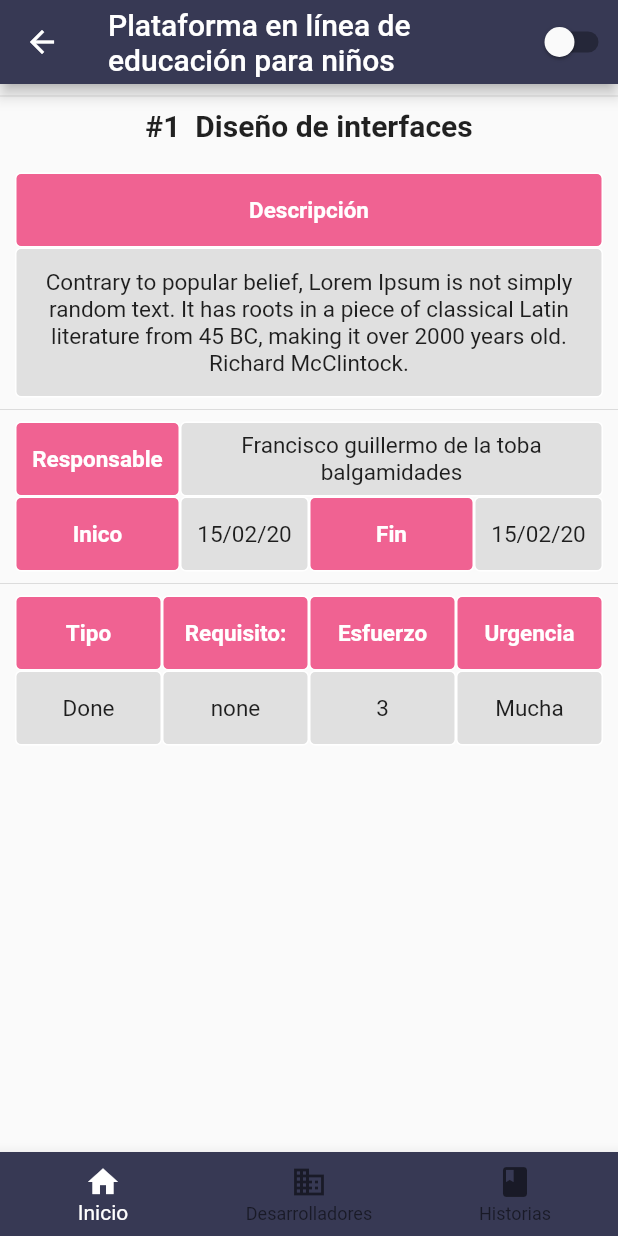
After one commit to Fraxkg/Kome-on, a Flutter app: the TaskPage screen opened by its route, on a phone screen of 412 x 824 dp. The commit adds this screen. Run offline on Flutter 3.47's test engine with Material 2 defaults, Android fonts, the phone set to English and light mode, and no system bars.

Commit message:
task attributes added

```diff
--- a/lib/main.dart
+++ b/lib/main.dart
@@ -1,8 +1,8 @@
 
 import 'package:flutter/material.dart';
-import 'package:kome_on/src/pages/development_page.dart';
 import 'package:kome_on/src/pages/home_page.dart';
-import 'package:kome_on/src/pages/story_page.dart';
+import 'package:kome_on/src/pages/project_page.dart';
+import 'package:kome_on/src/pages/task_page.dart';
 
 
 void main() => runApp(MyApp());
@@ -16,10 +16,8 @@ class MyApp extends StatelessWidget {
       initialRoute: '/',
       routes: {
         '/'         : ( BuildContext context ) => HomePage(),
-
-
-        // '/develop'  : ( BuildContext context ) => DevelopmentPage(),
-        // '/story'  : ( BuildContext context ) => StoryPage(),
+        '/project'  : ( BuildContext context ) => ProjectPage(),
+        '/task'     : ( BuildContext context ) => TaskPage(),
       },
     );
   }
--- a/lib/src/pages/development_page.dart
+++ /dev/null
@@ -1,93 +0,0 @@
-import 'package:flutter/material.dart';
-
-class DevelopmentPage extends StatefulWidget {
-  DevelopmentPage({Key key}) : super(key: key);
-
-  @override
-  _DevelopmentPageState createState() => _DevelopmentPageState();
-}
-
-class _DevelopmentPageState extends State<DevelopmentPage> {
-int _indexNave =1;
-@override
-Widget build(BuildContext context) {
-  return Scaffold(
-      appBar: AppBar(
-        title: Text("Desarrolladores"),
-        backgroundColor: _colorTeal(400),
-        actions: <Widget>[
-          Container(
-            margin: EdgeInsets.only(right: 10.0),
-            child: CircleAvatar(
-
-              child: Text('?',style: TextStyle(color: Colors.black),),
-              backgroundColor: Colors.white,
-            ),
-          )
-        ]
-      ),
-
-      drawer: Drawer(
-
-      ),
-      bottomNavigationBar: Theme(
-        data: Theme.of(context).copyWith(
-        canvasColor: Color.fromRGBO(55, 57, 84, 1.0),
-        primaryColor: Colors.pinkAccent,
-        textTheme: Theme.of(context).textTheme
-          .copyWith( caption: TextStyle( color: Color.fromRGBO(116, 117, 152, 1.0) ) )
-      ),
-              child: BottomNavigationBar(
-          items: const <BottomNavigationBarItem>[
-            BottomNavigationBarItem(
-              icon: Icon(Icons.home),
-              label: 'Inicio',
-            ),
-            BottomNavigationBarItem(
-              icon: Icon(Icons.business),
-              label: 'Desarrolladores',
-            ),
-            BottomNavigationBarItem(
-              icon: Icon(Icons.book),
-              label: 'Historias',
-            ),
-          ],
-          currentIndex: _indexNave,
-          selectedItemColor: _colorTeal(400),
-          onTap: _onItemTapped,
-        ),
-      ),
-
-    );
-  }
-  void _onItemTapped(int index) {
-    setState(() {
-      _indexNave = index;
-      switch (_indexNave){
-        case 0:
-          Navigator.pushNamed(context, '/');
-          break;
-
-        case 2:
-          Navigator.pushNamed(context, '/story');
-          break;
-      }
-    });
-  }
-}
-
-
-//Colorcitos
-
-// _colorNaranja(int intensidad){
-//     return Colors.orangeAccent[intensidad];
-//   }
-_colorTeal(int intensidad){
-    return Colors.teal[intensidad];
-  }
-// _colorRosa(int intensidad){
-//     return Colors.pink[intensidad];
-//   }
-// _colorAzul(int intensidad){
-//     return Colors.lightBlue[intensidad];
-//   }
--- a/lib/src/pages/home_page.dart
+++ b/lib/src/pages/home_page.dart
@@ -74,9 +74,9 @@ class _HomePageState extends State<HomePage> {
         Wrap(
 
           children: <Widget>[
-            _cardPostick(queryData),
-            _cardPostick(queryData),
-            _cardPostick(queryData),
+            _cardPostick(queryData,context),
+            _cardPostick(queryData,context),
+            _cardPostick(queryData,context),
 
 
           ],
@@ -95,6 +95,7 @@ class _HomePageState extends State<HomePage> {
       child: Scaffold(
           backgroundColor: Colors.grey[100],
           appBar: appBars[_indexNave],
+
           drawer: Drawer(
 
           ),
@@ -142,7 +143,7 @@ class _HomePageState extends State<HomePage> {
   }
 }
 //generacion de proyectos
-Widget _cardPostick(MediaQueryData screenWidth){
+Widget _cardPostick(MediaQueryData screenWidth,  context){
 
   return  InkWell(
     child: Padding(
@@ -188,7 +189,7 @@ Widget _cardPostick(MediaQueryData screenWidth){
       ),
     ),
     onTap: (){
-
+      Navigator.pushNamed(context, '/project');
     },
   );
 }
--- /dev/null
+++ b/lib/src/pages/project_page.dart
@@ -0,0 +1,78 @@
+import 'package:flutter/material.dart';
+
+class ProjectPage extends StatefulWidget {
+  ProjectPage({Key key}) : super(key: key);
+
+  @override
+  _ProjectPageState createState() => _ProjectPageState();
+}
+
+class _ProjectPageState extends State<ProjectPage> {
+  bool _editMode= false;
+  int _indexNave=0;
+
+  @override
+  Widget build(BuildContext context) {
+    return Scaffold(
+      appBar: AppBar(
+        title: Text("Plataforma en línea de educación para niños con autismo"),
+        backgroundColor: Color.fromRGBO(55, 57, 84, 1.0),
+        actions: <Widget>[
+          Switch(
+            value: _editMode,
+            onChanged: (value) {
+              setState(() {
+                _editMode = value;
+                print(_editMode);
+              });
+            }
+          )
+        ]
+      ),
+
+
+      bottomNavigationBar: Theme(
+        data: Theme.of(context).copyWith(
+        canvasColor: Color.fromRGBO(55, 57, 84, 1.0),
+        primaryColor: Colors.pinkAccent,
+        textTheme: Theme.of(context).textTheme
+          .copyWith( caption: TextStyle( color: Color.fromRGBO(116, 117, 152, 1.0) ) )
+      ),
+              child: BottomNavigationBar(
+          items: const <BottomNavigationBarItem>[
+            BottomNavigationBarItem(
+              icon: Icon(Icons.home),
+              label: 'Inicio',
+            ),
+            BottomNavigationBarItem(
+              icon: Icon(Icons.business),
+              label: 'Desarrolladores',
+            ),
+            BottomNavigationBarItem(
+              icon: Icon(Icons.book),
+              label: 'Historias',
+            ),
+          ],
+          currentIndex: _indexNave,
+          selectedItemColor: Colors.white,
+          onTap: _onItemTapped,
+        ),
+      ),
+      floatingActionButton: FloatingActionButton(
+
+        onPressed: (){
+          Navigator.pushNamed(context, '/task');
+        },
+      ),
+
+    );
+  }
+
+  void _onItemTapped(int index) {
+    setState(() {
+      _indexNave = index;
+
+
+    });
+  }
+}
--- a/lib/src/pages/story_page.dart
+++ /dev/null
@@ -1,93 +0,0 @@
-import 'package:flutter/material.dart';
-
-class StoryPage extends StatefulWidget {
-  StoryPage({Key key}) : super(key: key);
-
-  @override
-  _StoryPageState createState() => _StoryPageState();
-}
-
-class _StoryPageState extends State<StoryPage> {
-int _indexNave =2;
-@override
-Widget build(BuildContext context) {
-  return Scaffold(
-      appBar: AppBar(
-        title: Text("Historias"),
-        backgroundColor: _colorRosa(400),
-        actions: <Widget>[
-          Container(
-            margin: EdgeInsets.only(right: 10.0),
-            child: CircleAvatar(
-
-              child: Text('?',style: TextStyle(color: Colors.black),),
-              backgroundColor: Colors.white,
-            ),
-          )
-        ]
-      ),
-
-      drawer: Drawer(
-
-      ),
-      bottomNavigationBar: Theme(
-        data: Theme.of(context).copyWith(
-        canvasColor: Color.fromRGBO(55, 57, 84, 1.0),
-        primaryColor: Colors.pinkAccent,
-        textTheme: Theme.of(context).textTheme
-          .copyWith( caption: TextStyle( color: Color.fromRGBO(116, 117, 152, 1.0) ) )
-      ),
-              child: BottomNavigationBar(
-          items: const <BottomNavigationBarItem>[
-            BottomNavigationBarItem(
-              icon: Icon(Icons.home),
-              label: 'Inicio',
-            ),
-            BottomNavigationBarItem(
-              icon: Icon(Icons.business),
-              label: 'Desarrolladores',
-            ),
-            BottomNavigationBarItem(
-              icon: Icon(Icons.book),
-              label: 'Historias',
-            ),
-          ],
-          currentIndex: _indexNave,
-          selectedItemColor: _colorRosa(400),
-          onTap: _onItemTapped,
-        ),
-      ),
-
-    );
-  }
-  void _onItemTapped(int index) {
-    setState(() {
-      _indexNave = index;
-      switch (_indexNave){
-        case 0:
-          Navigator.pushNamed(context, '/');
-          break;
-        case 1:
-          Navigator.pushNamed(context, '/develop');
-          break;
-
-      }
-    });
-  }
-}
-
-
-//Colorcitos
-
-// _colorNaranja(int intensidad){
-//     return Colors.orangeAccent[intensidad];
-//   }
-// _colorTeal(int intensidad){
-//     return Colors.teal[intensidad];
-//   }
-_colorRosa(int intensidad){
-    return Colors.pink[intensidad];
-  }
-// _colorAzul(int intensidad){
-//     return Colors.lightBlue[intensidad];
-//   }
--- /dev/null
+++ b/lib/src/pages/task_page.dart
@@ -0,0 +1,381 @@
+import 'package:flutter/material.dart';
+
+class TaskPage extends StatefulWidget {
+  TaskPage({Key key}) : super(key: key);
+
+  @override
+  _TaskPageState createState() => _TaskPageState();
+}
+
+class _TaskPageState extends State<TaskPage> {
+  int _indexNave=0;
+  bool _editMode=false;
+  MediaQueryData queryData;
+  @override
+  Widget build(BuildContext context) {
+
+    queryData = MediaQuery.of(context);
+
+    return Scaffold(
+      appBar: AppBar(
+        title: Text("Plataforma en línea de\neducación para niños"),
+        backgroundColor: Color.fromRGBO(55, 57, 84, 1.0),
+        actions: <Widget>[
+          Switch(
+            value: _editMode,
+            onChanged: (value) {
+              setState(() {
+                _editMode = value;
+                print(_editMode);
+              });
+            }
+          )
+        ]
+      ),
+      body: _tabla(),
+      bottomNavigationBar: Theme(
+        data: Theme.of(context).copyWith(
+        canvasColor: Color.fromRGBO(55, 57, 84, 1.0),
+        primaryColor: Colors.pinkAccent,
+        textTheme: Theme.of(context).textTheme
+          .copyWith( caption: TextStyle( color: Color.fromRGBO(116, 117, 152, 1.0) ) )
+      ),
+              child: BottomNavigationBar(
+          items: const <BottomNavigationBarItem>[
+            BottomNavigationBarItem(
+              icon: Icon(Icons.home),
+              label: 'Inicio',
+            ),
+            BottomNavigationBarItem(
+              icon: Icon(Icons.business),
+              label: 'Desarrolladores',
+            ),
+            BottomNavigationBarItem(
+              icon: Icon(Icons.book),
+              label: 'Historias',
+            ),
+          ],
+          currentIndex: _indexNave,
+          selectedItemColor: Colors.white,
+          onTap: _onItemTapped,
+        ),
+      ),
+
+
+    );
+  }
+  void _onItemTapped(int index) {
+    setState(() {
+      _indexNave = index;
+
+
+    });
+  }
+  Widget _tabla(){
+    return Container(
+
+      child: SingleChildScrollView(
+        child: Column(
+
+
+          children: <Widget>[
+            Divider(),
+            Container(
+
+              child:Text("#1  "+"Diseño de interfaces", style:TextStyle(fontWeight: FontWeight.bold,fontSize: 20),)
+            ),
+            SizedBox(
+              height: 20,
+            ),
+            _descripcion(),
+            Divider(),
+            _responsable(),
+            _fechas(),
+            Divider(),
+            _atributos(queryData),
+
+            SizedBox(
+              height: 10,
+            ),
+
+          ],
+
+        ),
+      ),
+    );
+  }
+
+  Widget _descripcion(){
+    return Container(
+
+      padding: EdgeInsets.only(left:10,right:10),
+      child: Column(
+        children: [
+          Container(
+            height: 50,
+
+            padding: EdgeInsets.all(10),
+            alignment: Alignment.center,
+            child: Text("Descripción", style:TextStyle(color: Colors.white,fontWeight: FontWeight.bold,fontSize: 15),textAlign: TextAlign.center,),
+            decoration: BoxDecoration(
+              border: Border.all(color: Colors.white),
+              borderRadius: BorderRadius.circular(4.0),
+              color: _colorMain()
+                ),
+          ),
+          Container(
+            height: 100,
+            padding: EdgeInsets.all(5),
+            alignment: Alignment.center,
+
+            child: Text("Contrary to popular belief, Lorem Ipsum is not simply random text. It has roots in a piece of classical Latin literature from 45 BC, making it over 2000 years old. Richard McClintock.",
+            style:TextStyle(fontSize: 15),textAlign: TextAlign.center,),
+            decoration: BoxDecoration(
+              border: Border.all(color: Colors.white),
+              borderRadius: BorderRadius.circular(4.0),
+              color: Colors.grey[300]
+            ),
+          )
+        ],
+      )
+    );
+  }
+
+  Widget _responsable(){
+    return Container(
+
+      padding: EdgeInsets.only(left:10,right:10),
+      child: Row(
+        children: [
+          Container(
+            height: 50,
+            width: 110,
+            padding: EdgeInsets.all(10),
+            alignment: Alignment.center,
+            child: Text("Responsable", style:TextStyle(color: Colors.white,fontWeight: FontWeight.bold,fontSize: 15),textAlign: TextAlign.center,),
+            decoration: BoxDecoration(
+              border: Border.all(color: Colors.white),
+              borderRadius: BorderRadius.circular(4.0),
+              color: _colorMain()
+                ),
+          ),
+          Expanded(
+            child: Container(
+              height: 50,
+              padding: EdgeInsets.all(5),
+              alignment: Alignment.center,
+
+              child: Text("Francisco guillermo de la toba balgamidades",
+              style:TextStyle(fontSize: 15),textAlign: TextAlign.center,),
+              decoration: BoxDecoration(
+                border: Border.all(color: Colors.white),
+                borderRadius: BorderRadius.circular(4.0),
+                color: Colors.grey[300]
+              ),
+            ),
+          )
+        ],
+      )
+    );
+  }
+
+  Widget _fechas(){
+    return Container(
+
+      padding: EdgeInsets.only(left:10,right:10),
+      child: Row(
+        children: [
+          Container(
+            height: 50,
+            width: 110,
+            padding: EdgeInsets.all(10),
+            alignment: Alignment.center,
+            child: Text("Inico", style:TextStyle(color: Colors.white,fontWeight: FontWeight.bold,fontSize: 15),textAlign: TextAlign.center,),
+            decoration: BoxDecoration(
+              border: Border.all(color: Colors.white),
+              borderRadius: BorderRadius.circular(4.0),
+              color: _colorMain()
+                ),
+          ),
+          Expanded(
+            child: Container(
+              height: 50,
+              padding: EdgeInsets.all(5),
+              alignment: Alignment.center,
+
+              child: Text("15/02/20",
+              style:TextStyle(fontSize: 15),textAlign: TextAlign.center,),
+              decoration: BoxDecoration(
+                border: Border.all(color: Colors.white),
+                borderRadius: BorderRadius.circular(4.0),
+                color: Colors.grey[300]
+              ),
+            ),
+          ),
+          Container(
+            height: 50,
+            width: 110,
+            padding: EdgeInsets.all(10),
+            alignment: Alignment.center,
+            child: Text("Fin", style:TextStyle(color: Colors.white,fontWeight: FontWeight.bold,fontSize: 15),textAlign: TextAlign.center,),
+            decoration: BoxDecoration(
+              border: Border.all(color: Colors.white),
+              borderRadius: BorderRadius.circular(4.0),
+              color: _colorMain()
+                ),
+          ),
+          Expanded(
+            child: Container(
+              height: 50,
+              padding: EdgeInsets.all(5),
+              alignment: Alignment.center,
+
+              child: Text("15/02/20",
+              style:TextStyle(fontSize: 15),textAlign: TextAlign.center,),
+              decoration: BoxDecoration(
+                border: Border.all(color: Colors.white),
+                borderRadius: BorderRadius.circular(4.0),
+                color: Colors.grey[300]
+              ),
+            ),
+          )
+        ],
+      )
+    );
+  }
+
+  Widget _atributos(MediaQueryData queryData){
+    return Container(
+
+      padding: EdgeInsets.only(left:10,right:10),
+      child: Row(
+        children: <Widget>[
+          Column(
+            children: [
+              Container(
+                height: 50,
+                width: queryData.size.width/4-5,
+                padding: EdgeInsets.all(10),
+                alignment: Alignment.center,
+                child: Text("Tipo", style:TextStyle(color: Colors.white,fontWeight: FontWeight.bold,fontSize: 15),textAlign: TextAlign.center,),
+                decoration: BoxDecoration(
+                  border: Border.all(color: Colors.white),
+                  borderRadius: BorderRadius.circular(4.0),
+                  color: _colorMain()
+                    ),
+              ),
+              Container(
+                height: 50,
+                width: queryData.size.width/4-5,
+                padding: EdgeInsets.all(5),
+                alignment: Alignment.center,
+
+                child: Text("Done",
+                style:TextStyle(fontSize: 15),textAlign: TextAlign.center,),
+                decoration: BoxDecoration(
+                  border: Border.all(color: Colors.white),
+                  borderRadius: BorderRadius.circular(4.0),
+                  color: Colors.grey[300]
+                ),
+              )
+            ],
+          ),
+          Column(
+            children: [
+              Container(
+                height: 50,
+                width: queryData.size.width/4-5,
+                padding: EdgeInsets.all(10),
+                alignment: Alignment.center,
+                child: Text("Requisito:", style:TextStyle(color: Colors.white,fontWeight: FontWeight.bold,fontSize: 15),textAlign: TextAlign.center,),
+                decoration: BoxDecoration(
+                  border: Border.all(color: Colors.white),
+                  borderRadius: BorderRadius.circular(4.0),
+                  color: _colorMain()
+                    ),
+              ),
+              Container(
+                height: 50,
+                width: queryData.size.width/4-5,
+                padding: EdgeInsets.all(5),
+                alignment: Alignment.center,
+
+                child: Text("none",
+                style:TextStyle(fontSize: 15),textAlign: TextAlign.center,),
+                decoration: BoxDecoration(
+                  border: Border.all(color: Colors.white),
+                  borderRadius: BorderRadius.circular(4.0),
+                  color: Colors.grey[300]
+                ),
+              )
+            ],
+          ),
+          Column(
+            children: [
+              Container(
+                height: 50,
+                width: queryData.size.width/4-5,
+                padding: EdgeInsets.all(10),
+                alignment: Alignment.center,
+                child: Text("Esfuerzo", style:TextStyle(color: Colors.white,fontWeight: FontWeight.bold,fontSize: 15),textAlign: TextAlign.center,),
+                decoration: BoxDecoration(
+                  border: Border.all(color: Colors.white),
+                  borderRadius: BorderRadius.circular(4.0),
+                  color: _colorMain()
+                    ),
+              ),
+              Container(
+                height: 50,
+                width: queryData.size.width/4-5,
+                padding: EdgeInsets.all(5),
+                alignment: Alignment.center,
+
+                child: Text("3",
+                style:TextStyle(fontSize: 15),textAlign: TextAlign.center,),
+                decoration: BoxDecoration(
+                  border: Border.all(color: Colors.white),
+                  borderRadius: BorderRadius.circular(4.0),
+                  color: Colors.grey[300]
+                ),
+              )
+            ],
+          ),
+          Column(
+            children: [
+              Container(
+                height: 50,
+                width: queryData.size.width/4-5,
+                padding: EdgeInsets.all(10),
+                alignment: Alignment.center,
+                child: Text("Urgencia", style:TextStyle(color: Colors.white,fontWeight: FontWeight.bold,fontSize: 15),textAlign: TextAlign.center,),
+                decoration: BoxDecoration(
+                  border: Border.all(color: Colors.white),
+                  borderRadius: BorderRadius.circular(4.0),
+                  color: _colorMain()
+                    ),
+              ),
+              Container(
+                height: 50,
+                width: queryData.size.width/4-5,
+                padding: EdgeInsets.all(5),
+                alignment: Alignment.center,
+
+                child: Text("Mucha",
+                style:TextStyle(fontSize: 15),textAlign: TextAlign.center,),
+                decoration: BoxDecoration(
+                  border: Border.all(color: Colors.white),
+                  borderRadius: BorderRadius.circular(4.0),
+                  color: Colors.grey[300]
+                ),
+              )
+            ],
+          ),
+        ]
+      )
+
+    );
+  }
+  _colorMain(){
+    return Colors.pink[300];
+  }
+}
```
